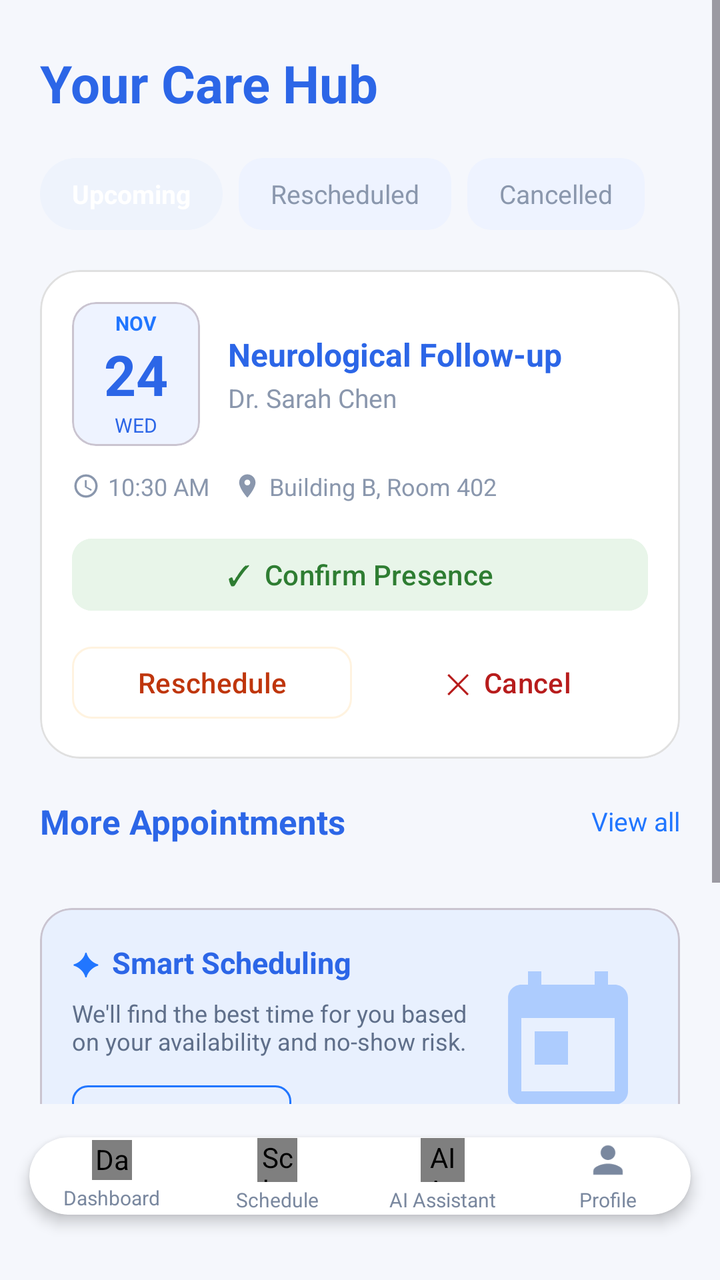
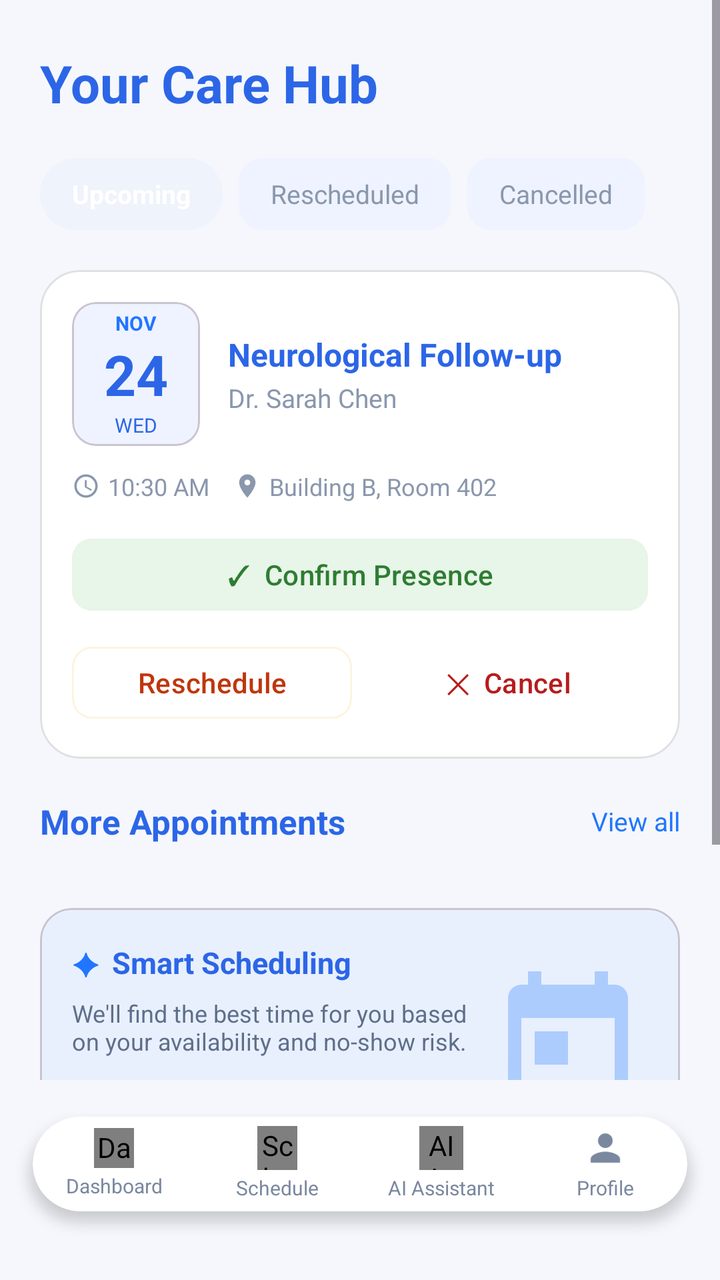

An Android layout rendered at two revisions. The XML below is the earlier revision; the diff shows what the commit changed to produce the second picture.
<!-- AndroidManifest.xml: application theme Theme.Appointment_Schedule -->
<!-- res/layout/appointment_management.xml -->
<?xml version="1.0" encoding="utf-8"?>
<androidx.constraintlayout.widget.ConstraintLayout
    xmlns:android="http://schemas.android.com/apk/res/android"
    xmlns:app="http://schemas.android.com/apk/res-auto"
    android:layout_width="match_parent"
    android:layout_height="match_parent"
    android:background="@color/background_main">

    <ScrollView
        android:id="@+id/scrollView"
        android:layout_width="0dp"
        android:layout_height="0dp"
        app:layout_constraintTop_toTopOf="parent"
        app:layout_constraintBottom_toTopOf="@id/bottomBar"
        app:layout_constraintStart_toStartOf="parent"
        app:layout_constraintEnd_toEndOf="parent">

        <LinearLayout
            android:layout_width="match_parent"
            android:layout_height="wrap_content"
            android:orientation="vertical"
            android:paddingHorizontal="20dp"
            android:paddingTop="24dp"
            android:paddingBottom="16dp">

            
            <TextView
                android:layout_width="wrap_content"
                android:layout_height="wrap_content"
                android:text="Your Care Hub"
                android:textSize="26sp"
                android:textStyle="bold"
                android:textColor="@color/text_blue"
                android:layout_marginBottom="20dp"/>

            
            <LinearLayout
                android:layout_width="match_parent"
                android:layout_height="wrap_content"
                android:orientation="horizontal"
                android:layout_marginBottom="20dp">

                <TextView
                    android:id="@+id/tabUpcoming"
                    android:layout_width="wrap_content"
                    android:layout_height="36dp"
                    android:text="Upcoming"
                    android:textSize="13sp"
                    android:textStyle="bold"
                    android:textColor="@color/text_on_primary"
                    android:background="@drawable/bg_tab_active"
                    android:gravity="center"
                    android:paddingHorizontal="16dp"
                    android:layout_marginEnd="8dp"/>

                <TextView
                    android:id="@+id/tabRescheduled"
                    android:layout_width="wrap_content"
                    android:layout_height="36dp"
                    android:text="Rescheduled"
                    android:textSize="13sp"
                    android:textColor="@color/text_hint"
                    android:background="@drawable/bg_tab_inactive"
                    android:gravity="center"
                    android:paddingHorizontal="16dp"
                    android:layout_marginEnd="8dp"/>

                <TextView
                    android:id="@+id/tabCancelledHub"
                    android:layout_width="wrap_content"
                    android:layout_height="36dp"
                    android:text="Cancelled"
                    android:textSize="13sp"
                    android:textColor="@color/text_hint"
                    android:background="@drawable/bg_tab_inactive"
                    android:gravity="center"
                    android:paddingHorizontal="16dp"/>

            </LinearLayout>

            
            <com.google.android.material.card.MaterialCardView
                android:id="@+id/featuredAppointmentCard"
                android:layout_width="match_parent"
                android:layout_height="wrap_content"
                app:cardCornerRadius="20dp"
                app:cardElevation="0dp"
                app:cardBackgroundColor="@color/card_background"
                app:strokeWidth="1dp"
                app:strokeColor="#E0E0E0"
                android:layout_marginBottom="20dp">

                <LinearLayout
                    android:layout_width="match_parent"
                    android:layout_height="wrap_content"
                    android:orientation="vertical"
                    android:padding="16dp">

                    
                    <LinearLayout
                        android:layout_width="match_parent"
                        android:layout_height="wrap_content"
                        android:orientation="horizontal"
                        android:gravity="center_vertical"
                        android:layout_marginBottom="12dp">

                        
                        <com.google.android.material.card.MaterialCardView
                            android:layout_width="64dp"
                            android:layout_height="72dp"
                            app:cardCornerRadius="12dp"
                            app:cardElevation="0dp"
                            app:cardBackgroundColor="@color/field_background">
                            <LinearLayout
                                android:layout_width="match_parent"
                                android:layout_height="match_parent"
                                android:orientation="vertical"
                                android:gravity="center">
                                <TextView
                                    android:id="@+id/tvFeaturedMonth"
                                    android:layout_width="wrap_content"
                                    android:layout_height="wrap_content"
                                    android:text="NOV"
                                    android:textSize="10sp"
                                    android:textStyle="bold"
                                    android:textColor="@color/primary_blue"/>
                                <TextView
                                    android:id="@+id/tvFeaturedDay"
                                    android:layout_width="wrap_content"
                                    android:layout_height="wrap_content"
                                    android:text="24"
                                    android:textSize="28sp"
                                    android:textStyle="bold"
                                    android:textColor="@color/text_blue"/>
                                <TextView
                                    android:id="@+id/tvFeaturedDow"
                                    android:layout_width="wrap_content"
                                    android:layout_height="wrap_content"
                                    android:text="WED"
                                    android:textSize="10sp"
                                    android:textColor="@color/text_blue"/>
                            </LinearLayout>
                        </com.google.android.material.card.MaterialCardView>

                        
                        <LinearLayout
                            android:layout_width="0dp"
                            android:layout_height="wrap_content"
                            android:layout_weight="1"
                            android:orientation="vertical"
                            android:layout_marginStart="14dp">
                            <TextView
                                android:id="@+id/tvFeaturedTitle"
                                android:layout_width="wrap_content"
                                android:layout_height="wrap_content"
                                android:text="Neurological Follow-up"
                                android:textSize="16sp"
                                android:textStyle="bold"
                                android:textColor="@color/text_blue"/>
                            <TextView
                                android:id="@+id/tvFeaturedDoctor"
                                android:layout_width="wrap_content"
                                android:layout_height="wrap_content"
                                android:text="Dr. Sarah Chen"
                                android:textSize="13sp"
                                android:textColor="@color/text_hint"
                                android:layout_marginTop="2dp"/>
                        </LinearLayout>
                    </LinearLayout>

                    
                    <LinearLayout
                        android:layout_width="match_parent"
                        android:layout_height="wrap_content"
                        android:orientation="horizontal"
                        android:gravity="center_vertical"
                        android:layout_marginBottom="14dp">
                        <ImageView
                            android:layout_width="14dp"
                            android:layout_height="14dp"
                            android:src="@drawable/ic_clock"
                            app:tint="@color/text_hint"/>
                        <TextView
                            android:id="@+id/tvFeaturedTime"
                            android:layout_width="wrap_content"
                            android:layout_height="wrap_content"
                            android:text="10:30 AM"
                            android:textSize="12sp"
                            android:textColor="@color/text_hint"
                            android:layout_marginStart="4dp"/>
                        <ImageView
                            android:layout_width="14dp"
                            android:layout_height="14dp"
                            android:src="@drawable/ic_location_pin"
                            app:tint="@color/text_hint"
                            android:layout_marginStart="12dp"/>
                        <TextView
                            android:id="@+id/tvFeaturedLocation"
                            android:layout_width="wrap_content"
                            android:layout_height="wrap_content"
                            android:text="Building B, Room 402"
                            android:textSize="12sp"
                            android:textColor="@color/text_hint"
                            android:layout_marginStart="4dp"/>
                    </LinearLayout>

                    
                    <com.google.android.material.button.MaterialButton
                        android:id="@+id/btnConfirmPresence"
                        style="@style/Widget.Material3.Button.TonalButton"
                        android:layout_width="match_parent"
                        android:layout_height="44dp"
                        android:text="✓  Confirm Presence"
                        app:cornerRadius="10dp"
                        android:backgroundTint="#E8F5E9"
                        android:textColor="#2E7D32"
                        android:textAllCaps="false"
                        android:layout_marginBottom="10dp"/>

                    
                    <LinearLayout
                        android:layout_width="match_parent"
                        android:layout_height="wrap_content"
                        android:orientation="horizontal">
                        <com.google.android.material.button.MaterialButton
                            android:id="@+id/btnReschedule"
                            style="@style/Widget.Material3.Button.OutlinedButton"
                            android:layout_width="0dp"
                            android:layout_height="44dp"
                            android:layout_weight="1"
                            android:text="Reschedule"
                            app:cornerRadius="10dp"
                            android:textColor="@color/warning_orange"
                            android:textAllCaps="false"
                            android:layout_marginEnd="8dp"
                            app:strokeColor="@color/warning_orange_light"
                            app:strokeWidth="1dp"/>
                        <com.google.android.material.button.MaterialButton
                            android:id="@+id/btnCancel"
                            style="@style/Widget.Material3.Button.TextButton"
                            android:layout_width="0dp"
                            android:layout_height="44dp"
                            android:layout_weight="1"
                            android:text="✕  Cancel"
                            app:cornerRadius="10dp"
                            android:textColor="@color/error_red"
                            android:textAllCaps="false"/>
                    </LinearLayout>
                </LinearLayout>
            </com.google.android.material.card.MaterialCardView>

            
            <LinearLayout
                android:layout_width="match_parent"
                android:layout_height="wrap_content"
                android:orientation="horizontal"
                android:gravity="center_vertical"
                android:layout_marginBottom="12dp">
                <TextView
                    android:layout_width="0dp"
                    android:layout_height="wrap_content"
                    android:layout_weight="1"
                    android:text="More Appointments"
                    android:textSize="17sp"
                    android:textStyle="bold"
                    android:textColor="@color/text_blue"/>
                <TextView
                    android:id="@+id/tvViewAll"
                    android:layout_width="wrap_content"
                    android:layout_height="wrap_content"
                    android:text="View all"
                    android:textSize="13sp"
                    android:textColor="@color/primary_blue"/>
            </LinearLayout>

            
            <androidx.recyclerview.widget.RecyclerView
                android:id="@+id/rv_appointments"
                android:layout_width="match_parent"
                android:layout_height="wrap_content"
                android:nestedScrollingEnabled="false"
                android:layout_marginBottom="20dp"/>

            
            <com.google.android.material.card.MaterialCardView
                android:layout_width="match_parent"
                android:layout_height="wrap_content"
                app:cardCornerRadius="16dp"
                app:cardElevation="0dp"
                app:cardBackgroundColor="#E8F0FE"
                android:layout_marginBottom="20dp">
                <LinearLayout
                    android:layout_width="match_parent"
                    android:layout_height="wrap_content"
                    android:orientation="horizontal"
                    android:padding="16dp"
                    android:gravity="center_vertical">
                    <LinearLayout
                        android:layout_width="0dp"
                        android:layout_height="wrap_content"
                        android:layout_weight="1"
                        android:orientation="vertical">
                        <LinearLayout
                            android:layout_width="wrap_content"
                            android:layout_height="wrap_content"
                            android:orientation="horizontal"
                            android:gravity="center_vertical"
                            android:layout_marginBottom="6dp">
                            <TextView
                                android:layout_width="wrap_content"
                                android:layout_height="wrap_content"
                                android:text="✦"
                                android:textSize="16sp"
                                android:textColor="@color/primary_blue"
                                android:layout_marginEnd="6dp"/>
                            <TextView
                                android:layout_width="wrap_content"
                                android:layout_height="wrap_content"
                                android:text="Smart Scheduling"
                                android:textSize="15sp"
                                android:textStyle="bold"
                                android:textColor="@color/text_blue"/>
                        </LinearLayout>
                        <TextView
                            android:layout_width="wrap_content"
                            android:layout_height="wrap_content"
                            android:text="We'll find the best time for you based on your availability and no-show risk."
                            android:textSize="12sp"
                            android:textColor="@color/text_secondary"
                            android:layout_marginBottom="10dp"/>
                        <com.google.android.material.button.MaterialButton
                            android:id="@+id/btnLearnMore"
                            style="@style/Widget.Material3.Button.OutlinedButton"
                            android:layout_width="wrap_content"
                            android:layout_height="36dp"
                            android:text="Learn More"
                            app:cornerRadius="8dp"
                            android:textAllCaps="false"
                            android:textSize="12sp"
                            app:strokeColor="@color/primary_blue"
                            android:textColor="@color/primary_blue"/>
                    </LinearLayout>
                    <ImageView
                        android:layout_width="80dp"
                        android:layout_height="80dp"
                        android:src="@drawable/ic_calendar"
                        app:tint="@color/primary_blue"
                        android:alpha="0.3"
                        android:layout_marginStart="8dp"/>
                </LinearLayout>
            </com.google.android.material.card.MaterialCardView>

            
            <com.google.android.material.button.MaterialButton
                android:id="@+id/btn_book_appointment"
                android:layout_width="match_parent"
                android:layout_height="56dp"
                android:text="Book Appointment  →"
                android:textSize="16sp"
                android:textStyle="bold"
                android:textColor="@color/text_on_primary"
                android:backgroundTint="@color/primary_blue"
                app:cornerRadius="28dp"
                android:textAllCaps="false"
                android:layout_marginBottom="8dp"/>

        </LinearLayout>
    </ScrollView>

    <include
        layout="@layout/include_bottom_nav"
        android:id="@+id/bottomBar"
        android:layout_width="0dp"
        android:layout_height="72dp"
        android:layout_marginBottom="16dp"
        app:layout_constraintBottom_toBottomOf="parent"
        app:layout_constraintStart_toStartOf="parent"
        app:layout_constraintEnd_toEndOf="parent"/>

</androidx.constraintlayout.widget.ConstraintLayout>
<!-- res/layout/include_bottom_nav.xml (included above) -->
<?xml version="1.0" encoding="utf-8"?>
<androidx.cardview.widget.CardView xmlns:android="http://schemas.android.com/apk/res/android"
    xmlns:app="http://schemas.android.com/apk/res-auto"
    android:id="@+id/bottomBar"
    android:layout_width="match_parent"
    android:layout_height="72dp"
    android:layout_marginHorizontal="16dp"
    android:layout_marginBottom="16dp"
    app:cardBackgroundColor="@color/bottom_nav_bg"
    app:cardCornerRadius="36dp"
    app:cardElevation="4dp"
    app:cardUseCompatPadding="true">

    <LinearLayout
        android:layout_width="match_parent"
        android:layout_height="match_parent"
        android:gravity="center"
        android:orientation="horizontal"
        android:weightSum="4">

        <LinearLayout
            android:id="@+id/navDashboard"
            android:layout_width="0dp"
            android:layout_height="match_parent"
            android:layout_weight="1"
            android:gravity="center"
            android:orientation="vertical"
            android:tag="dashboard"
            android:clickable="true"
            android:focusable="true"
            android:background="?attr/selectableItemBackgroundBorderless">
            <com.example.mugangaconnect.ui.view.LucideIconView
                android:layout_width="20dp"
                android:layout_height="20dp"
                android:contentDescription="@string/dashboard"
                app:lucideIcon="layout_dashboard"
                android:tint="@color/icon_tint"/>
            <TextView
                android:layout_width="wrap_content"
                android:layout_height="wrap_content"
                android:layout_marginTop="2dp"
                android:text="@string/dashboard"
                android:textColor="@color/icon_tint"
                android:textSize="10sp"/>
        </LinearLayout>

        <LinearLayout
            android:id="@+id/navSchedule"
            android:layout_width="0dp"
            android:layout_height="match_parent"
            android:layout_weight="1"
            android:gravity="center"
            android:orientation="vertical"
            android:tag="schedule"
            android:clickable="true"
            android:focusable="true"
            android:background="?attr/selectableItemBackgroundBorderless">
            <com.example.mugangaconnect.ui.view.LucideIconView
                android:layout_width="20dp"
                android:layout_height="22dp"
                android:contentDescription="@string/schedule"
                app:lucideIcon="calendar_days"
                android:tint="@color/icon_tint"/>
            <TextView
                android:layout_width="wrap_content"
                android:layout_height="wrap_content"
                android:layout_marginTop="2dp"
                android:text="@string/schedule"
                android:textColor="@color/icon_tint"
                android:textSize="10sp"/>
        </LinearLayout>

        <LinearLayout
            android:id="@+id/navAiAssistant"
            android:layout_width="0dp"
            android:layout_height="match_parent"
            android:layout_weight="1"
            android:gravity="center"
            android:orientation="vertical"
            android:tag="ai_assistant"
            android:clickable="true"
            android:focusable="true"
            android:background="?attr/selectableItemBackgroundBorderless">
            <com.example.mugangaconnect.ui.view.LucideIconView
                android:layout_width="22dp"
                android:layout_height="22dp"
                android:contentDescription="@string/ai_assistant"
                app:lucideIcon="bot"
                android:tint="@color/icon_tint"/>
            <TextView
                android:layout_width="wrap_content"
                android:layout_height="wrap_content"
                android:layout_marginTop="2dp"
                android:text="@string/ai_assistant"
                android:textColor="@color/icon_tint"
                android:textSize="10sp"/>
        </LinearLayout>

        <LinearLayout
            android:id="@+id/navProfile"
            android:layout_width="0dp"
            android:layout_height="match_parent"
            android:layout_weight="1"
            android:gravity="center"
            android:orientation="vertical"
            android:tag="profile"
            android:clickable="true"
            android:focusable="true"
            android:background="?attr/selectableItemBackgroundBorderless">
            <ImageView
                android:layout_width="22dp"
                android:layout_height="22dp"
                android:contentDescription="@string/profile_nav"
                android:src="@drawable/ic_person_solid"
                app:tint="@color/icon_tint"/>
            <TextView
                android:layout_width="wrap_content"
                android:layout_height="wrap_content"
                android:layout_marginTop="2dp"
                android:text="@string/profile_nav"
                android:textColor="@color/icon_tint"
                android:textSize="10sp"/>
        </LinearLayout>

    </LinearLayout>
</androidx.cardview.widget.CardView>
<!-- resources referenced by this layout -->
<resources>
  <color name="background_main">#F5F7FC</color>
  <color name="bottom_nav_bg">#FFFFFF</color>
  <color name="card_background">#FFFFFF</color>
  <color name="error_red">#B71C1C</color>
  <color name="field_background">#EEF3FF</color>
  <color name="icon_tint">#7A889F</color>
  <color name="primary_blue">#2176FF</color>
  <color name="text_blue">#2C66E7</color>
  <color name="text_hint">#8A97AD</color>
  <color name="text_on_primary">#FFFFFF</color>
  <color name="text_secondary">#5F6F8A</color>
  <color name="warning_orange">#BF360C</color>
  <color name="warning_orange_light">#FFF3E0</color>
  <!-- drawable bg_tab_active (drawable) -->
  <?xml version="1.0" encoding="utf-8"?>
  <shape xmlns:android="http://schemas.android.com/apk/res/android"
      android:shape="rectangle">
      <solid android:color="#EEF3FC"/>
      <corners android:radius="20dp"/>
  </shape>
  <!-- drawable bg_tab_inactive (drawable) -->
  <?xml version="1.0" encoding="utf-8"?>
  <shape xmlns:android="http://schemas.android.com/apk/res/android">
      <solid android:color="@color/field_background" />
      <corners android:radius="12dp" />
  </shape>
  <!-- drawable ic_calendar (drawable) -->
  <?xml version="1.0" encoding="utf-8"?>
  <vector xmlns:android="http://schemas.android.com/apk/res/android"
      android:width="24dp"
      android:height="24dp"
      android:viewportWidth="24"
      android:viewportHeight="24">
      <path
          android:fillColor="@color/primary_blue"
          android:pathData="M19,3h-1V1h-2v2H8V1H6v2H5c-1.11,0 -1.99,0.9 -1.99,2L3,19c0,1.1 0.89,2 2,2h14c1.1,0 2,-0.9 2,-2V5c0,-1.1 -0.9,-2 -2,-2zM19,19H5V8h14v11zM7,10h5v5H7z"/>
  </vector>
  <!-- drawable ic_location_pin (drawable) -->
  <?xml version="1.0" encoding="utf-8"?>
  <vector xmlns:android="http://schemas.android.com/apk/res/android"
      android:width="24dp"
      android:height="24dp"
      android:viewportWidth="24"
      android:viewportHeight="24">
      <path
          android:fillColor="@color/text_hint"
          android:pathData="M12,2C8.13,2 5,5.13 5,9c0,5.25 7,13 7,13s7,-7.75 7,-13c0,-3.87 -3.13,-7 -7,-7zM12,11.5c-1.38,0 -2.5,-1.12 -2.5,-2.5s1.12,-2.5 2.5,-2.5 2.5,1.12 2.5,2.5 -1.12,2.5 -2.5,2.5z"/>
  </vector>
  <!-- drawable ic_person_solid (drawable) -->
  <vector xmlns:android="http://schemas.android.com/apk/res/android"
      android:width="24dp"
      android:height="24dp"
      android:viewportWidth="24"
      android:viewportHeight="24">
      <path
          android:fillColor="?attr/colorOnSurface"
          android:pathData="M12,12c2.21,0 4,-1.79 4,-4s-1.79,-4 -4,-4 -4,1.79 -4,4 1.79,4 4,4zM12,14c-2.67,0 -8,1.34 -8,4v2h16v-2c0,-2.66 -5.33,-4 -8,-4z" />
  </vector>
  <string name="ai_assistant">AI Assistant</string>
  <string name="dashboard">Dashboard</string>
  <string name="profile_nav">Profile</string>
  <string name="schedule">Schedule</string>
  <style name="Theme.Appointment_Schedule" parent="Base.Theme.Appointment_Schedule" />
  <style name="Base.Theme.Appointment_Schedule" parent="Theme.Material3.DayNight.NoActionBar">
          
          <item name="colorPrimary">@color/primary_blue</item>
          <item name="android:statusBarColor">@color/background_main</item>
          <item name="android:windowLightStatusBar">true</item>
          <item name="android:windowBackground">@color/background_main</item>
          <item name="colorSurface">@color/card_background</item>
          <item name="colorOnSurface">@color/text_primary</item>
      </style>
  <color name="text_primary">#12213A</color>
  <!-- unchanged entries left out for length: 1 -->
</resources>

<!-- the commit's change to res/layout/appointment_management.xml (unified diff, before → after) -->
@@ -371,7 +371,7 @@
         layout="@layout/include_bottom_nav"
         android:id="@+id/bottomBar"
         android:layout_width="0dp"
-        android:layout_height="72dp"
+        android:layout_height="84dp"
         android:layout_marginBottom="16dp"
         app:layout_constraintBottom_toBottomOf="parent"
         app:layout_constraintStart_toStartOf="parent"
@@ -384,11 +384,11 @@
     xmlns:app="http://schemas.android.com/apk/res-auto"
     android:id="@+id/bottomBar"
     android:layout_width="match_parent"
-    android:layout_height="72dp"
+    android:layout_height="84dp"
     android:layout_marginHorizontal="16dp"
     android:layout_marginBottom="16dp"
     app:cardBackgroundColor="@color/bottom_nav_bg"
-    app:cardCornerRadius="36dp"
+    app:cardCornerRadius="42dp"
     app:cardElevation="4dp"
     app:cardUseCompatPadding="true">
 
